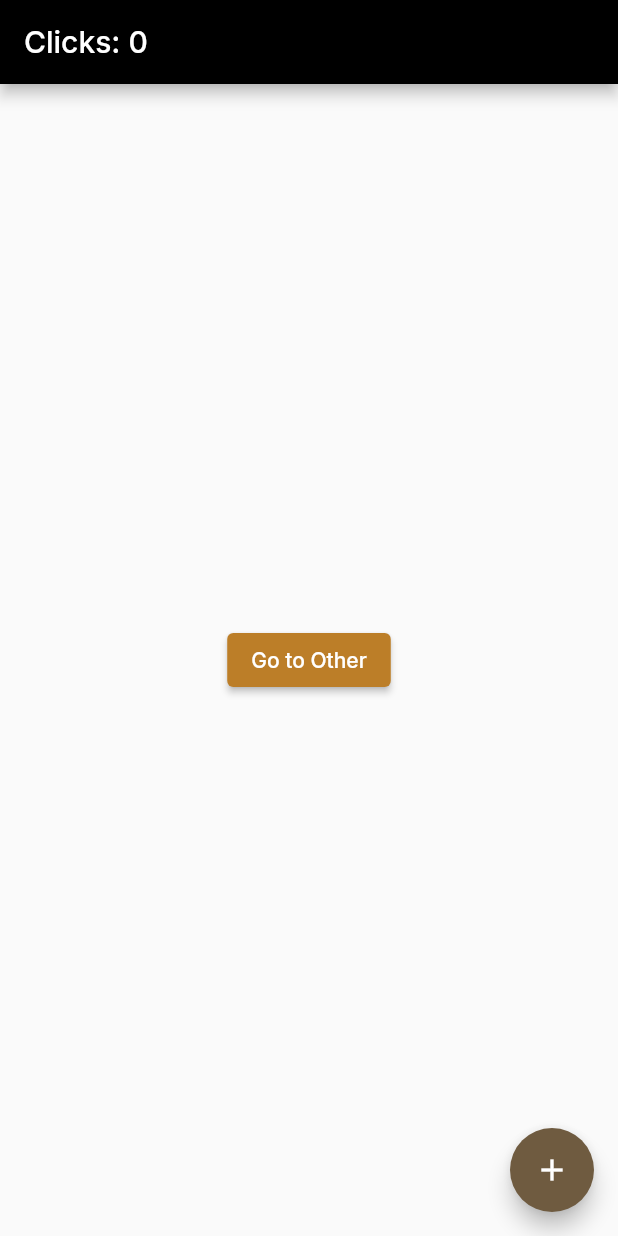
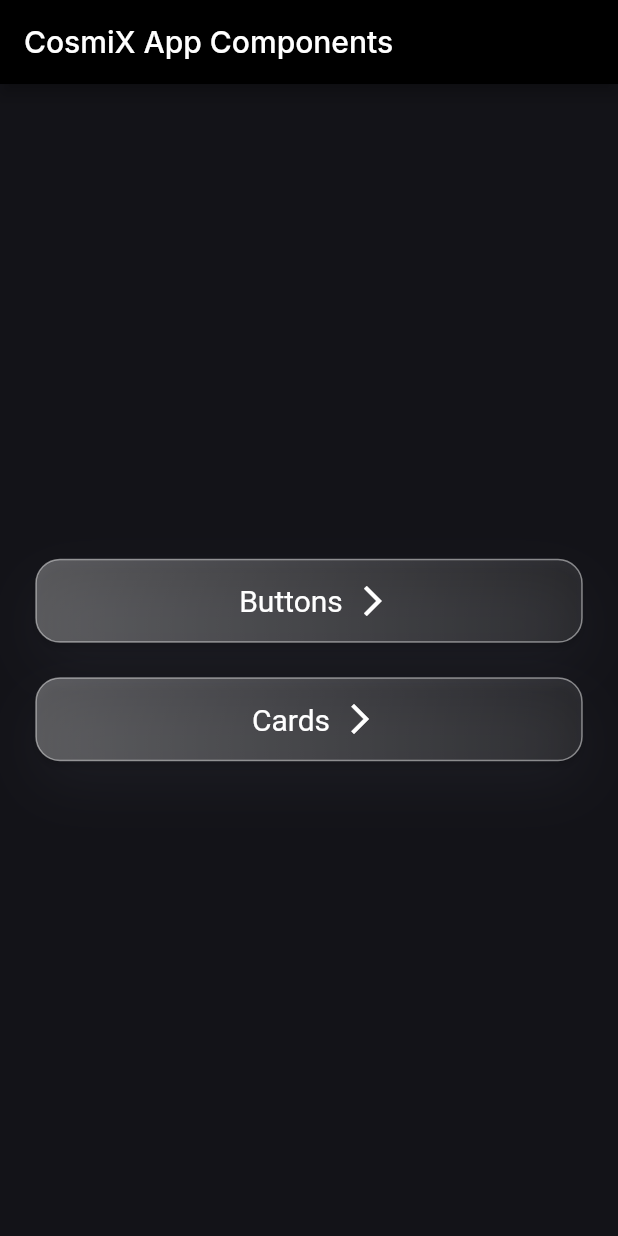
Before and after one commit to TechTriathlon-CosmiX/flutter_app, a Flutter app: the screen it shows after launch, on a phone screen of 412 x 824 dp. Run offline on Flutter 3.47's test engine with Material 2 defaults, Android fonts, the phone set to English and light mode, and no system bars; our stand-ins replace get, google_fonts.

Commit message:
Add reusable button component

```diff
--- a/lib/controllers/home_controller.dart
+++ /dev/null
@@ -1,6 +0,0 @@
-import 'package:get/get.dart';
-
-class HomeController extends GetxController{
-  var count = 0.obs;
-  increment() => count++;
-}
--- /dev/null
+++ b/lib/screens/buttons_screen.dart
@@ -0,0 +1,49 @@
+import 'package:CosmiX/theme/colors.dart';
+import 'package:flutter/material.dart';
+import 'package:get/get.dart';
+
+import '../widgets/button.dart';
+
+class ButtonsScreen extends StatelessWidget {
+  const ButtonsScreen({super.key});
+
+  @override
+  Widget build(context) {
+    return Scaffold(
+      // Use Obx(()=> to update Text() whenever count is changed.
+      appBar: AppBar(title: Text("Buttons")),
+      backgroundColor: CosmixColor.bgColor,
+      // Replace the 8 lines Navigator.push by a simple Get.to(). You don't need context
+      body: Padding(
+        padding: const EdgeInsets.symmetric(horizontal: 24.0, vertical: 36.0),
+        child: Center(
+            child: Column(
+              mainAxisAlignment: MainAxisAlignment.center,
+          children: [
+            Button(
+                leftIcon: const Icon(Icons.add),
+                type: ButtonType.primary,
+                buttonText: "Primary",
+                onPressed: () => Get.back()),
+            const SizedBox(height: 24),
+            Button(
+              rightIcon: const Icon(Icons.check),
+                type: ButtonType.secondary,
+                buttonText: "Secondary",
+                onPressed: () => Get.back()),
+            const SizedBox(height: 24),
+            Button(
+                type: ButtonType.primaryColor,
+                buttonText: "Primary Color",
+                onPressed: () => Get.back()),
+            const SizedBox(height: 24),
+            Button(
+                type: ButtonType.disabled,
+                buttonText: "Disabled",
+                onPressed: () => Get.back()),
+          ],
+        )),
+      ),
+    );
+  }
+}
--- a/lib/screens/home_screen.dart
+++ b/lib/screens/home_screen.dart
@@ -1,26 +1,41 @@
-import 'package:CosmiX/controllers/home_controller.dart';
-import 'package:CosmiX/screens/other_screen.dart';
+import 'package:CosmiX/screens/buttons_screen.dart';
+import 'package:CosmiX/theme/colors.dart';
 import 'package:flutter/material.dart';
 import 'package:get/get.dart';
+
+import '../widgets/button.dart';
+import 'cards_screen.dart';
 
 class HomeScreen extends StatelessWidget {
   const HomeScreen({super.key});
 
   @override
   Widget build(context) {
-    // Instantiate your class using Get.put() to make it available for all "child" routes there.
-    final HomeController c = Get.put(HomeController());
-
     return Scaffold(
-        // Use Obx(()=> to update Text() whenever count is changed.
-        appBar: AppBar(title: Obx(() => Text("Clicks: ${c.count}"))),
-
-        // Replace the 8 lines Navigator.push by a simple Get.to(). You don't need context
-        body: Center(
-            child: ElevatedButton(
-                child: const Text("Go to Other"),
-                onPressed: () => Get.to(() => OtherScreen()))),
-        floatingActionButton: FloatingActionButton(
-            onPressed: c.increment, child: const Icon(Icons.add)));
+      // Use Obx(()=> to update Text() whenever count is changed.
+      appBar: AppBar(title: Text("CosmiX App Components")),
+      backgroundColor: CosmixColor.bgColor,
+      // Replace the 8 lines Navigator.push by a simple Get.to(). You don't need context
+      body: Padding(
+        padding: const EdgeInsets.symmetric(horizontal: 24.0, vertical: 36.0),
+        child: Center(
+            child: Column(
+          mainAxisAlignment: MainAxisAlignment.center,
+          children: [
+            Button(
+                rightIcon: const Icon(Icons.arrow_forward_ios),
+                type: ButtonType.primary,
+                buttonText: "Buttons",
+                onPressed: () => Get.to(() => const ButtonsScreen())),
+            const SizedBox(height: 24),
+            Button(
+                rightIcon: const Icon(Icons.arrow_forward_ios),
+                type: ButtonType.primary,
+                buttonText: "Cards",
+                onPressed: () => Get.to(() => const CardsScreen())),
+          ],
+        )),
+      ),
+    );
   }
 }
--- a/lib/screens/other_screen.dart
+++ /dev/null
@@ -1,16 +0,0 @@
-import 'package:CosmiX/controllers/home_controller.dart';
-import 'package:flutter/material.dart';
-import 'package:get/get.dart';
-
-class OtherScreen extends StatelessWidget {
-  // You can ask Get to find a Controller that is being used by another page and redirect you to it.
-  final HomeController c = Get.find();
-
-  OtherScreen({super.key});
-
-  @override
-  Widget build(context){
-    // Access the updated count variable
-    return Scaffold(body: Center(child: Text("${c.count}")));
-  }
-}
--- a/lib/theme/app_theme.dart
+++ b/lib/theme/app_theme.dart
@@ -1,5 +1,4 @@
 import 'package:flutter/material.dart';
-import 'package:flutter/services.dart';
 import 'package:google_fonts/google_fonts.dart';
 
 import 'colors.dart';
--- a/lib/theme/colors.dart
+++ b/lib/theme/colors.dart
@@ -6,6 +6,9 @@ class CosmixColor {
   static const Color secondaryColor = Color(0xFFD6B07C);
   static const Color accentColor = Color(0xFFD6B07C);
 
+  static const Color white = Colors.white;
+  static const Color lightWhite = Color(0x77FFFFFF);
+  static const Color lighterWhite = Color(0x44FFFFFF);
   static const Color black = Colors.black;
   static const Color lightBlack = Colors.black87;
   static const Color grey = Color(0xFFA8A8A8);
@@ -16,4 +19,7 @@ class CosmixColor {
   static const Color titleTextColor = Colors.white;
   static const Color subTitleTextColor = Colors.white70;
   static Color bgColor = const Color(0xFF131318);
+  static Color shadowGrey = const Color(0x333E404D);
+  static Color shadowGreyDark = const Color(0x113E404D);
+  static Color shadowColor = CosmixColor.primaryColor.withOpacity(0.4);
 }
--- /dev/null
+++ b/lib/widgets/button.dart
@@ -0,0 +1,144 @@
+import 'package:CosmiX/theme/colors.dart';
+import 'package:flutter/material.dart';
+
+enum ButtonType { primary, secondary, primaryColor, disabled }
+
+class Button extends StatelessWidget {
+  final Function()? onPressed;
+  final String buttonText;
+  final double height;
+  final double width;
+  final double fontSize;
+  final double iconSize;
+  final Color borderColor;
+  final Color color;
+  final ButtonType type;
+  final Icon? leftIcon;
+  final Icon? rightIcon;
+  final bool showBorder;
+
+  const Button({
+    super.key,
+    required this.onPressed,
+    required this.buttonText,
+    required this.type,
+    this.leftIcon,
+    this.rightIcon,
+    this.height = 55,
+    this.width = double.infinity,
+    this.fontSize = 16,
+    this.iconSize = 21,
+    this.borderColor = CosmixColor.lightWhite,
+    this.color = CosmixColor.white,
+    this.showBorder = true,
+  });
+
+  @override
+  Widget build(BuildContext context) {
+    return SizedBox(
+        width: double.infinity,
+        child: ElevatedButton(
+          onPressed: onPressed,
+          style: ElevatedButton.styleFrom(
+            backgroundColor: Colors.transparent,
+            shape: RoundedRectangleBorder(
+              borderRadius: BorderRadius.circular(16),
+            ),
+            padding: const EdgeInsets.all(0),
+          ),
+          child: Container(
+            width: double.infinity,
+            height: height,
+            clipBehavior: Clip.antiAlias,
+            decoration: ShapeDecoration(
+              gradient: LinearGradient(
+                colors: type == ButtonType.primary
+                    ? [
+                        CosmixColor.white.withOpacity(0.3),
+                        CosmixColor.white.withOpacity(0.1),
+                      ]
+                    : type == ButtonType.primaryColor
+                        ? [
+                            CosmixColor.primaryColor.withOpacity(0.8),
+                            CosmixColor.primaryColor.withOpacity(0.4),
+                          ]
+                        : type == ButtonType.secondary
+                            ? [
+                                CosmixColor.black.withOpacity(0.4),
+                                CosmixColor.black.withOpacity(0.2),
+                              ]
+                            : [
+                                Colors.transparent,
+                                Colors.transparent,
+                              ],
+              ),
+              shape: RoundedRectangleBorder(
+                side: BorderSide(
+                      width: 1,
+                      strokeAlign: BorderSide.strokeAlignCenter,
+                      color: borderColor,
+                    ),
+                borderRadius: BorderRadius.circular(16),
+              ),
+              shadows: [
+                BoxShadow(
+                  color: type == ButtonType.primaryColor
+                      ? CosmixColor.primaryColor.withOpacity(0.3)
+                      : CosmixColor.shadowGrey,
+                  blurRadius: 32,
+                  offset: const Offset(0, 16),
+                  spreadRadius: 0,
+                )
+              ],
+            ),
+            child: Row(
+              mainAxisSize: MainAxisSize.min,
+              mainAxisAlignment: MainAxisAlignment.center,
+              crossAxisAlignment: CrossAxisAlignment.center,
+              children: [
+                leftIcon != null
+                    ? SizedBox(
+                        width: 24,
+                        height: 24,
+                        child: Icon(
+                          leftIcon?.icon,
+                          color: color,
+                          size: 24,
+                        ),
+                      )
+                    : const SizedBox(
+                        width: 0,
+                      ),
+                Padding(
+                  padding: const EdgeInsets.symmetric(horizontal: 8),
+                  child: Text(
+                    buttonText,
+                    style: TextStyle(
+                      color: type == ButtonType.disabled
+                          ? CosmixColor.lighterWhite
+                          : color,
+                      fontSize: 20,
+                      fontFamily: 'Gilroy-SemiBold',
+                      fontWeight: FontWeight.w400,
+                    ),
+                  ),
+                ),
+                rightIcon != null
+                    ? SizedBox(
+                        width: 24,
+                        height: 24,
+                        child: Icon(
+                          rightIcon?.icon,
+                          color: color,
+                          size: 24,
+                        ),
+                      )
+                    : const SizedBox(
+                        width: 0,
+                      ),
+              ],
+            ),
+          ),
+        ));
+  }
+}
```
